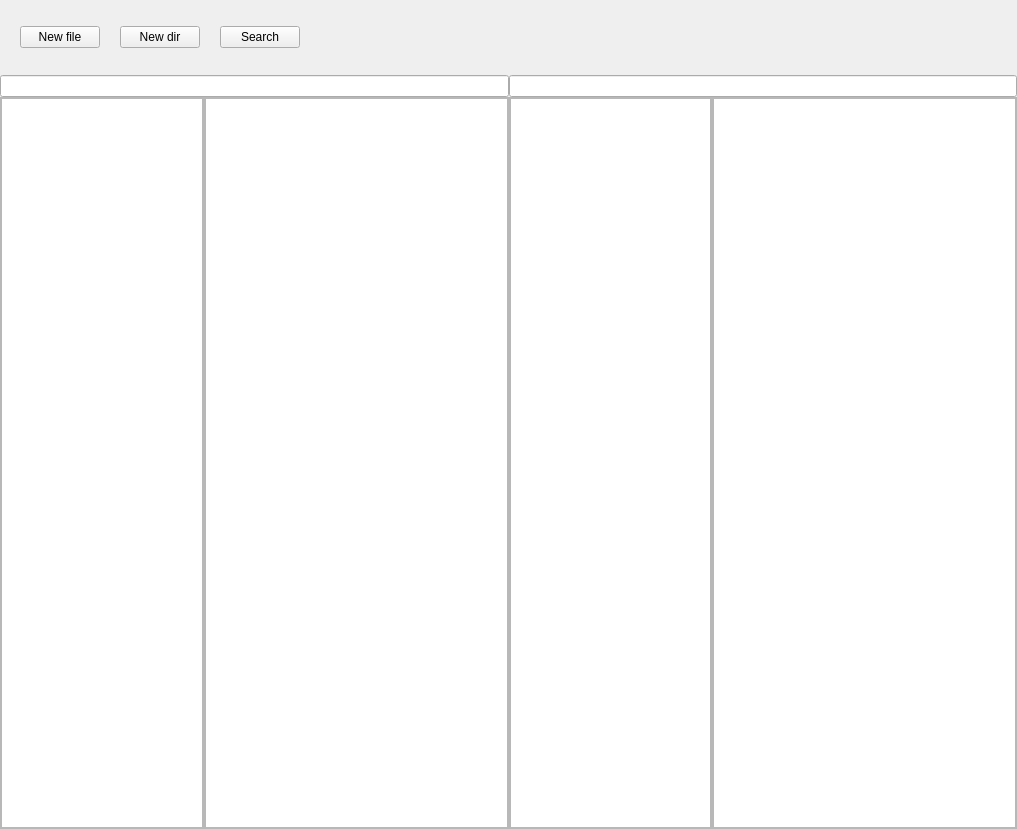
Before: the Qt Designer form mainwidget.ui in linndfors/Cross-platform-orthodox-GUI-file-manager, drawn with Qt 5.
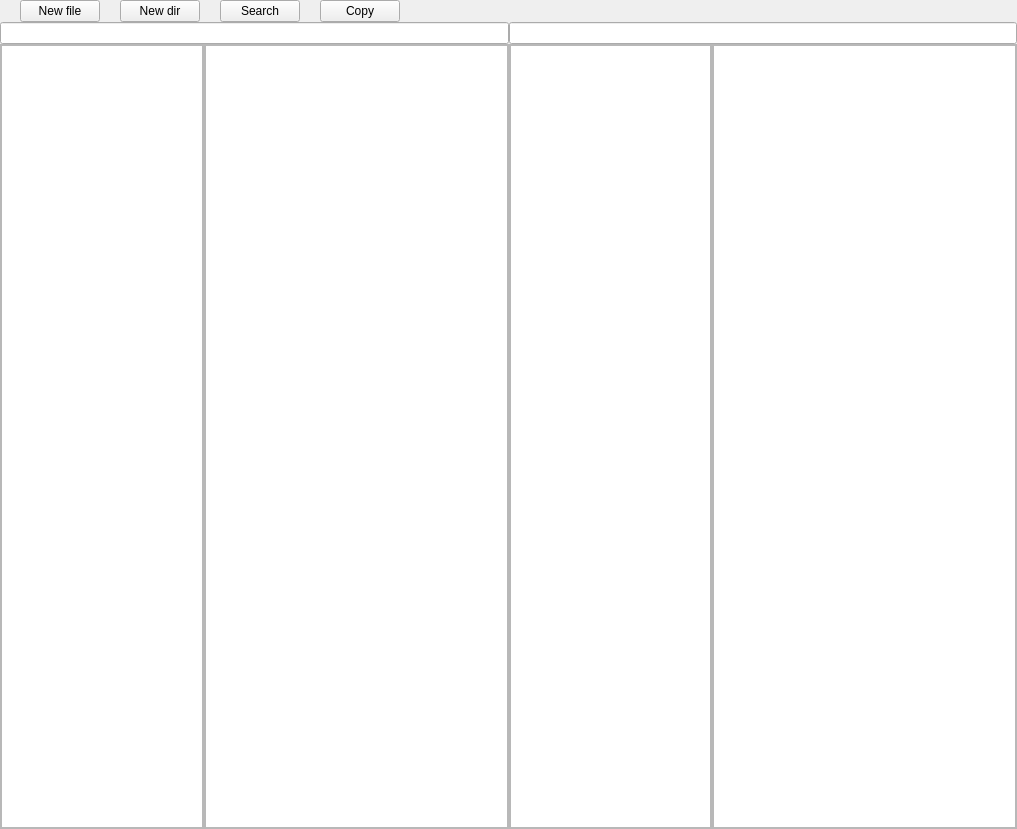
After: the same form once the commit is applied.

Commit message: added simple copy tool and now you can also open files

Patch:
```diff
--- a/mainwidget.ui
+++ b/mainwidget.ui
@@ -38,7 +38,7 @@
       <number>0</number>
      </property>
      <item>
-      <layout class="QHBoxLayout" name="stuff_buttons" stretch="0,0,0,0">
+      <layout class="QHBoxLayout" name="stuff_buttons" stretch="0,0,0,0,0">
        <property name="spacing">
         <number>20</number>
        </property>
@@ -96,6 +96,13 @@
          </property>
         </widget>
        </item>
+       <item>
+        <widget class="QPushButton" name="copyButton">
+         <property name="text">
+          <string>Copy</string>
+         </property>
+        </widget>
+       </item>
        <item>
         <spacer name="horizontalSpacer">
          <property name="orientation">
@@ -140,7 +147,7 @@
                 <x>0</x>
                 <y>0</y>
                 <width>199</width>
-                <height>719</height>
+                <height>720</height>
                </rect>
               </property>
               <layout class="QHBoxLayout" name="horizontalLayout_4">
@@ -181,7 +188,7 @@
                 <x>0</x>
                 <y>0</y>
                 <width>300</width>
-                <height>719</height>
+                <height>720</height>
                </rect>
               </property>
               <layout class="QHBoxLayout" name="horizontalLayout_6">
@@ -242,7 +249,7 @@
                 <x>0</x>
                 <y>0</y>
                 <width>199</width>
-                <height>719</height>
+                <height>720</height>
                </rect>
               </property>
               <layout class="QHBoxLayout" name="horizontalLayout_5">
@@ -283,7 +290,7 @@
                 <x>0</x>
                 <y>0</y>
                 <width>299</width>
-                <height>719</height>
+                <height>720</height>
                </rect>
               </property>
               <layout class="QHBoxLayout" name="horizontalLayout_7">
```
The commit also changes 2 other files.
